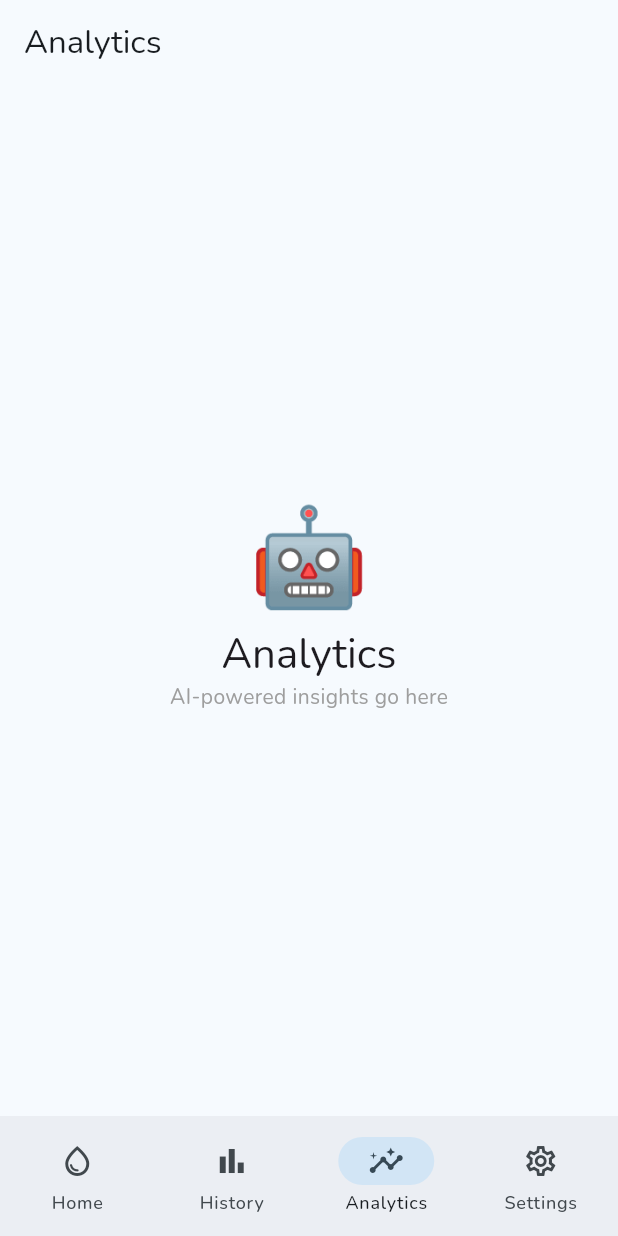
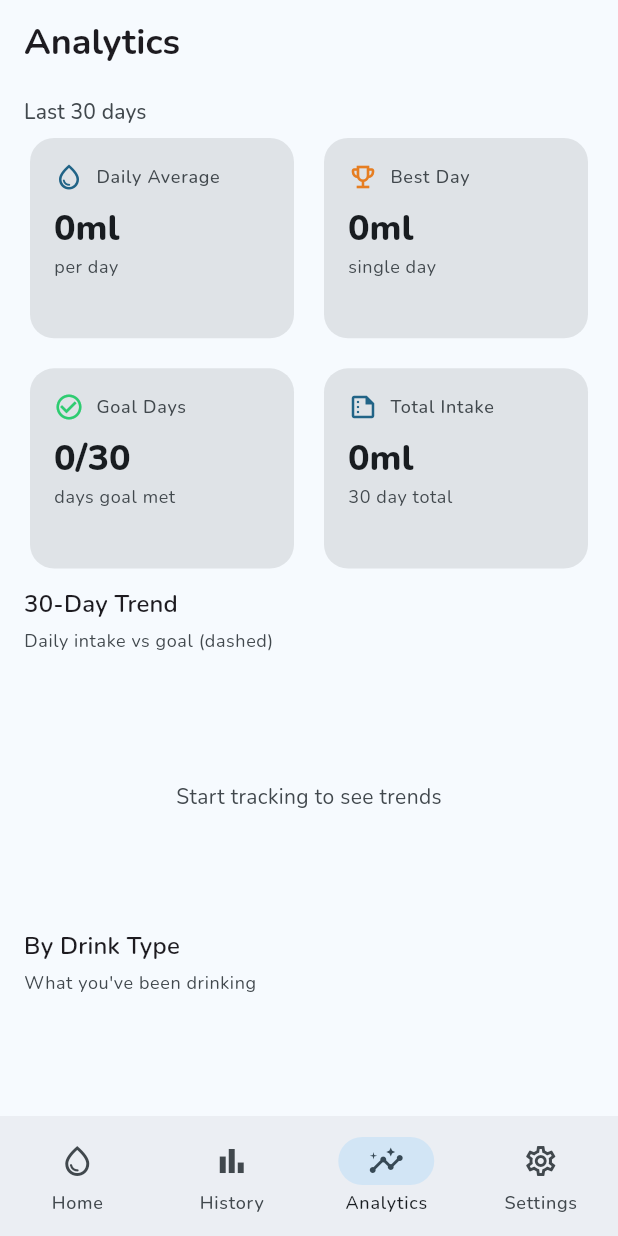
Before and after one commit to ishaan1732/hydrate_yourself, a Flutter app: the AnalyticsScreen screen opened by its route, on a phone screen of 412 x 824 dp. Run offline on Flutter 3.47's test engine with Material 3 defaults, Android fonts, the phone set to English and light mode, and no system bars; our stand-ins replace drift, drift_flutter, fl_chart, flutter_local_notifications, flutter_riverpod, freezed_annotation and 5 more; missing offline and left inert: workmanager; accounts and stored records are empty; generated files the repository leaves out were written again.

Commit message:
feat: analytics screen — 30-day trend, stat cards, drink type breakdown

```diff
--- /dev/null
+++ b/lib/features/analytics/domain/analytics_models.dart
@@ -0,0 +1,41 @@
+class DailyChartPoint {
+  const DailyChartPoint({
+    required this.date,
+    required this.totalMl,
+    required this.goalMl,
+  });
+
+  final DateTime date;
+  final double totalMl;
+  final int goalMl;
+}
+
+class AnalyticsSummary {
+  const AnalyticsSummary({
+    required this.averageDailyMl,
+    required this.bestDayMl,
+    required this.daysGoalMet,
+    required this.totalMl30Days,
+    required this.goalMl,
+    required this.drinkTypeTotals,
+    required this.dailyChartPoints,
+  });
+
+  final double averageDailyMl;
+  final double bestDayMl;
+  final int daysGoalMet;
+  final double totalMl30Days;
+  final int goalMl;
+  final Map<String, double> drinkTypeTotals;
+  final List<DailyChartPoint> dailyChartPoints;
+
+  factory AnalyticsSummary.empty() => const AnalyticsSummary(
+        averageDailyMl: 0.0,
+        bestDayMl: 0.0,
+        daysGoalMet: 0,
+        totalMl30Days: 0.0,
+        goalMl: 2500,
+        drinkTypeTotals: {},
+        dailyChartPoints: [],
+      );
+}
--- a/lib/features/analytics/presentation/analytics_screen.dart
+++ b/lib/features/analytics/presentation/analytics_screen.dart
@@ -1,24 +1,154 @@
 import 'package:flutter/material.dart';
+import 'package:flutter_riverpod/flutter_riverpod.dart';
 
-class AnalyticsScreen extends StatelessWidget {
+import '../../../core/extensions/double_extensions.dart';
+import '../../../core/theme/app_colors.dart';
+import 'analytics_provider.dart';
+import 'widgets/drink_breakdown_chart.dart';
+import 'widgets/stat_card.dart';
+import 'widgets/trend_chart.dart';
+
+class AnalyticsScreen extends ConsumerWidget {
   const AnalyticsScreen({super.key});
 
   @override
-  Widget build(BuildContext context) {
-    final theme = Theme.of(context);
+  Widget build(BuildContext context, WidgetRef ref) {
+    final colorScheme = Theme.of(context).colorScheme;
+    final summaryAsync = ref.watch(analyticsSummaryProvider);
+
     return Scaffold(
-      appBar: AppBar(title: const Text('Analytics')),
-      body: Center(
-        child: Column(
-          mainAxisSize: MainAxisSize.min,
-          children: [
-            const Text('🤖', style: TextStyle(fontSize: 64)),
-            Text('Analytics', style: theme.textTheme.headlineMedium),
-            Text(
-              'AI-powered insights go here',
-              style: theme.textTheme.bodyMedium?.copyWith(color: Colors.grey),
-            ),
-          ],
+      backgroundColor: colorScheme.surface,
+      body: SafeArea(
+        child: summaryAsync.when(
+          loading: () => const Center(child: CircularProgressIndicator()),
+          error: (e, _) => Center(child: Text('Error: $e')),
+          data: (summary) => CustomScrollView(
+            slivers: [
+              SliverAppBar(
+                pinned: true,
+                backgroundColor: colorScheme.surface,
+                title: Text(
+                  'Analytics',
+                  style: Theme.of(context).textTheme.headlineSmall?.copyWith(
+                        fontWeight: FontWeight.w700,
+                      ),
+                ),
+              ),
+
+              SliverToBoxAdapter(
+                child: Padding(
+                  padding: const EdgeInsets.fromLTRB(16, 8, 16, 4),
+                  child: Text(
+                    'Last 30 days',
+                    style: Theme.of(context).textTheme.labelLarge?.copyWith(
+                          color: colorScheme.onSurfaceVariant,
+                        ),
+                  ),
+                ),
+              ),
+
+              SliverToBoxAdapter(
+                child: Padding(
+                  padding: const EdgeInsets.fromLTRB(16, 0, 16, 8),
+                  child: GridView.count(
+                    shrinkWrap: true,
+                    physics: const NeverScrollableScrollPhysics(),
+                    crossAxisCount: 2,
+                    crossAxisSpacing: 12,
+                    mainAxisSpacing: 12,
+                    childAspectRatio: 1.3,
+                    children: [
+                      StatCard(
+                        label: 'Daily Average',
+                        value: summary.averageDailyMl.toHydrationString('ml'),
+                        subtitle: 'per day',
+                        icon: Icons.water_drop_outlined,
+                      ),
+                      StatCard(
+                        label: 'Best Day',
+                        value: summary.bestDayMl.toHydrationString('ml'),
+                        subtitle: 'single day',
+                        icon: Icons.emoji_events_outlined,
+                        iconColor: AppColors.goalWarning,
+                      ),
+                      StatCard(
+                        label: 'Goal Days',
+                        value: '${summary.daysGoalMet}/30',
+                        subtitle: 'days goal met',
+                        icon: Icons.check_circle_outline,
+                        iconColor: AppColors.goalAchieved,
+                      ),
+                      StatCard(
+                        label: 'Total Intake',
+                        value: summary.totalMl30Days.toHydrationString('ml'),
+                        subtitle: '30 day total',
+                        icon: Icons.summarize_outlined,
+                      ),
+                    ],
+                  ),
+                ),
+              ),
+
+              SliverToBoxAdapter(
+                child: Padding(
+                  padding: const EdgeInsets.fromLTRB(16, 0, 16, 8),
+                  child: Column(
+                    crossAxisAlignment: CrossAxisAlignment.start,
+                    children: [
+                      Text(
+                        '30-Day Trend',
+                        style:
+                            Theme.of(context).textTheme.titleMedium?.copyWith(
+                                  fontWeight: FontWeight.w600,
+                                ),
+                      ),
+                      const SizedBox(height: 4),
+                      Text(
+                        'Daily intake vs goal (dashed)',
+                        style: Theme.of(context).textTheme.bodySmall?.copyWith(
+                              color: colorScheme.onSurfaceVariant,
+                            ),
+                      ),
+                      const SizedBox(height: 16),
+                      TrendChart(points: summary.dailyChartPoints),
+                    ],
+                  ),
+                ),
+              ),
+
+              SliverToBoxAdapter(
+                child: Padding(
+                  padding: const EdgeInsets.fromLTRB(16, 0, 16, 24),
+                  child: Column(
+                    crossAxisAlignment: CrossAxisAlignment.start,
+                    children: [
+                      Text(
+                        'By Drink Type',
+                        style:
+                            Theme.of(context).textTheme.titleMedium?.copyWith(
+                                  fontWeight: FontWeight.w600,
+                                ),
+                      ),
+                      const SizedBox(height: 4),
+                      Text(
+                        'What you\'ve been drinking',
+                        style: Theme.of(context).textTheme.bodySmall?.copyWith(
+                              color: colorScheme.onSurfaceVariant,
+                            ),
+                      ),
+                      const SizedBox(height: 16),
+                      SizedBox(
+                        height: 160,
+                        child: DrinkBreakdownChart(
+                          drinkTypeTotals: summary.drinkTypeTotals,
+                        ),
+                      ),
+                    ],
+                  ),
+                ),
+              ),
+            ],
+          ),
         ),
       ),
     );
--- /dev/null
+++ b/lib/features/analytics/presentation/widgets/drink_breakdown_chart.dart
@@ -0,0 +1,109 @@
+import 'package:fl_chart/fl_chart.dart';
+import 'package:flutter/material.dart';
+
+import '../../../../core/extensions/double_extensions.dart';
+import '../../../../core/theme/app_colors.dart';
+
+class DrinkBreakdownChart extends StatelessWidget {
+  const DrinkBreakdownChart({super.key, required this.drinkTypeTotals});
+
+  final Map<String, double> drinkTypeTotals;
+
+  @override
+  Widget build(BuildContext context) {
+    final theme = Theme.of(context);
+    final colorScheme = theme.colorScheme;
+
+    if (drinkTypeTotals.isEmpty) {
+      return SizedBox(
+        height: 120,
+        child: Center(
+          child: Text(
+            'No data yet',
+            style: theme.textTheme.bodyMedium?.copyWith(
+              color: colorScheme.onSurfaceVariant,
+            ),
+          ),
+        ),
+      );
+    }
+
+    final total = drinkTypeTotals.values.reduce((a, b) => a + b);
+
+    return Row(
+      children: [
+        Expanded(
+          flex: 1,
+          child: PieChart(
+            PieChartData(
+              sectionsSpace: 2,
+              centerSpaceRadius: 35,
+              sections: drinkTypeTotals.entries.map((entry) {
+                final percentage = entry.value / total * 100;
+                return PieChartSectionData(
+                  value: entry.value,
+                  title: '${percentage.round()}%',
+                  titleStyle: const TextStyle(
+                    fontSize: 11,
+                    fontWeight: FontWeight.w700,
+                    color: Colors.white,
+                  ),
+                  radius: 55,
+                  color: _colorForDrink(entry.key),
+                );
+              }).toList(),
+            ),
+          ),
+        ),
+        Expanded(
+          flex: 1,
+          child: Column(
+            crossAxisAlignment: CrossAxisAlignment.start,
+            mainAxisAlignment: MainAxisAlignment.center,
+            children: drinkTypeTotals.entries.map((entry) {
+              return Padding(
+                padding: const EdgeInsets.symmetric(vertical: 3),
+                child: Row(
+                  children: [
+                    Container(
+                      width: 12,
+                      height: 12,
+                      decoration: BoxDecoration(
+                        borderRadius: BorderRadius.circular(3),
+                        color: _colorForDrink(entry.key),
+                      ),
+                    ),
+                    const SizedBox(width: 8),
+                    Expanded(
+                      child: Text(
+                        entry.key,
+                        style: theme.textTheme.labelMedium,
+                      ),
+                    ),
+                    Text(
+                      entry.value.toHydrationString('ml'),
+                      style: theme.textTheme.labelMedium?.copyWith(
+                        fontWeight: FontWeight.w600,
+                      ),
+                    ),
+                  ],
+                ),
+              );
+            }).toList(),
+          ),
+        ),
+      ],
+    );
+  }
+
+  Color _colorForDrink(String name) {
+    return switch (name.toLowerCase()) {
+      'water' => AppColors.primary,
+      'coffee' => AppColors.coffee,
+      'tea' => const Color(0xFF8D6E63),
+      'juice' => AppColors.juice,
+      'soda' => const Color(0xFF78909C),
+      _ => const Color(0xFF9E9E9E),
+    };
+  }
+}
--- /dev/null
+++ b/lib/features/analytics/presentation/widgets/stat_card.dart
@@ -0,0 +1,72 @@
+import 'package:flutter/material.dart';
+
+class StatCard extends StatelessWidget {
+  const StatCard({
+    super.key,
+    required this.label,
+    required this.value,
+    this.subtitle,
+    required this.icon,
+    this.iconColor,
+  });
+
+  final String label;
+  final String value;
+  final String? subtitle;
+  final IconData icon;
+  final Color? iconColor;
+
+  @override
+  Widget build(BuildContext context) {
+    final theme = Theme.of(context);
+    final colorScheme = theme.colorScheme;
+
+    return Card(
+      elevation: 0,
+      color: colorScheme.surfaceContainerHighest,
+      shape: RoundedRectangleBorder(borderRadius: BorderRadius.circular(16)),
+      child: Padding(
+        padding: const EdgeInsets.all(16),
+        child: Column(
+          crossAxisAlignment: CrossAxisAlignment.start,
+          mainAxisSize: MainAxisSize.min,
+          children: [
+            Row(
+              children: [
+                Icon(
+                  icon,
+                  size: 20,
+                  color: iconColor ?? colorScheme.primary,
+                ),
+                const SizedBox(width: 8),
+                Text(
+                  label,
+                  style: theme.textTheme.labelMedium?.copyWith(
+                    color: colorScheme.onSurfaceVariant,
+                  ),
+                ),
+              ],
+            ),
+            const SizedBox(height: 8),
+            Text(
+              value,
+              style: theme.textTheme.headlineSmall?.copyWith(
+                fontWeight: FontWeight.w800,
+                color: colorScheme.onSurface,
+              ),
+            ),
+            if (subtitle != null) ...[
+              const SizedBox(height: 2),
+              Text(
+                subtitle!,
+                style: theme.textTheme.bodySmall?.copyWith(
+                  color: colorScheme.onSurfaceVariant,
+                ),
+              ),
+            ],
+          ],
+        ),
+      ),
+    );
+  }
+}
--- /dev/null
+++ b/lib/features/analytics/presentation/widgets/trend_chart.dart
@@ -0,0 +1,116 @@
+import 'dart:math';
+
+import 'package:fl_chart/fl_chart.dart';
+import 'package:flutter/material.dart';
+
+import '../../domain/analytics_models.dart';
+
+class TrendChart extends StatelessWidget {
+  const TrendChart({super.key, required this.points});
+
+  final List<DailyChartPoint> points;
+
+  @override
+  Widget build(BuildContext context) {
+    final colorScheme = Theme.of(context).colorScheme;
+
+    final allZero = points.every((p) => p.totalMl == 0.0);
+    if (allZero) {
+      return SizedBox(
+        height: 160,
+        child: Center(
+          child: Text(
+            'Start tracking to see trends',
+            style: Theme.of(context).textTheme.bodyMedium?.copyWith(
+                  color: colorScheme.onSurfaceVariant,
+                ),
+          ),
+        ),
+      );
+    }
+
+    final maxY = points
+            .map((p) => max(p.totalMl, p.goalMl.toDouble()))
+            .reduce(max) *
+        1.2;
+
+    return SizedBox(
+      height: 160,
+      child: LineChart(
+        LineChartData(
+          gridData: const FlGridData(show: false),
+          borderData: FlBorderData(show: false),
+          titlesData: FlTitlesData(
+            leftTitles: const AxisTitles(
+              sideTitles: SideTitles(showTitles: false),
+            ),
+            rightTitles: const AxisTitles(
+              sideTitles: SideTitles(showTitles: false),
+            ),
+            topTitles: const AxisTitles(
+              sideTitles: SideTitles(showTitles: false),
+            ),
+            bottomTitles: AxisTitles(
+              sideTitles: SideTitles(
+                showTitles: true,
+                interval: 7,
+                getTitlesWidget: (value, meta) {
+                  final index = value.toInt();
+                  if (index < 0 || index >= points.length) {
+                    return const SizedBox();
+                  }
+                  if (index % 7 != 0) return const SizedBox();
+                  return Padding(
+                    padding: const EdgeInsets.only(top: 4),
+                    child: Text(
+                      '${points[index].date.day}/${points[index].date.month}',
+                      style: const TextStyle(fontSize: 10),
+                    ),
+                  );
+                },
+              ),
+            ),
+          ),
+          minY: 0,
+          maxY: maxY,
+          lineBarsData: [
+            LineChartBarData(
+              spots: points
+                  .asMap()
+                  .entries
+                  .map((e) => FlSpot(e.key.toDouble(), e.value.totalMl))
+                  .toList(),
+              isCurved: true,
+              curveSmoothness: 0.3,
+              color: colorScheme.primary,
+              barWidth: 2.5,
+              isStrokeCapRound: true,
+              dotData: const FlDotData(show: false),
+              belowBarData: BarAreaData(
+                show: true,
+                color: colorScheme.primary.withValues(alpha: 0.08),
+              ),
+            ),
+            LineChartBarData(
+              spots: points
+                  .asMap()
+                  .entries
+                  .map((e) =>
+                      FlSpot(e.key.toDouble(), e.value.goalMl.toDouble()))
+                  .toList(),
+              isCurved: false,
+              color: colorScheme.outline.withValues(alpha: 0.5),
+              barWidth: 1.5,
+              isStrokeCapRound: true,
+              dotData: const FlDotData(show: false),
+              dashArray: [6, 4],
+              belowBarData: BarAreaData(show: false),
+            ),
+          ],
+        ),
+        duration: const Duration(milliseconds: 300),
+        curve: Curves.easeInOut,
+      ),
+    );
+  }
+}
```
Also changed, not shown: lib/features/analytics/data/analytics_repository.dart (added, +84 -0 lines), lib/features/analytics/presentation/analytics_provider.dart (added, +18 -0 lines), lib/features/history/presentation/history_provider.dart (+4 -4 lines), lib/features/home/presentation/home_provider.dart (+5 -5 lines), lib/features/analytics/presentation/analytics_provider.g.dart (added), lib/features/history/presentation/history_provider.g.dart, lib/features/home/presentation/home_provider.g.dart, 1 other file.
